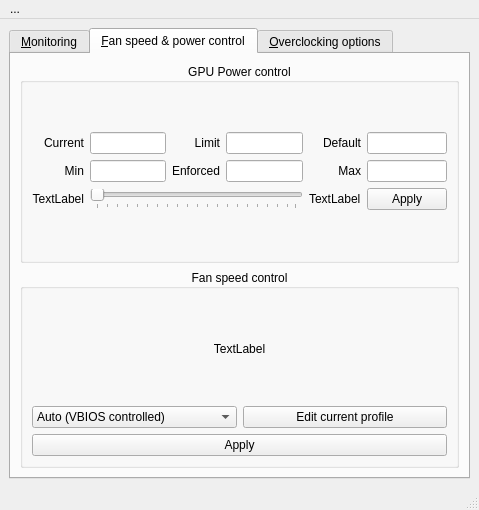
Before: the Qt Designer form ui/mainwindow.ui in AlexandrAlexeev7119/NvCtrl-linux, drawn with Qt 5.
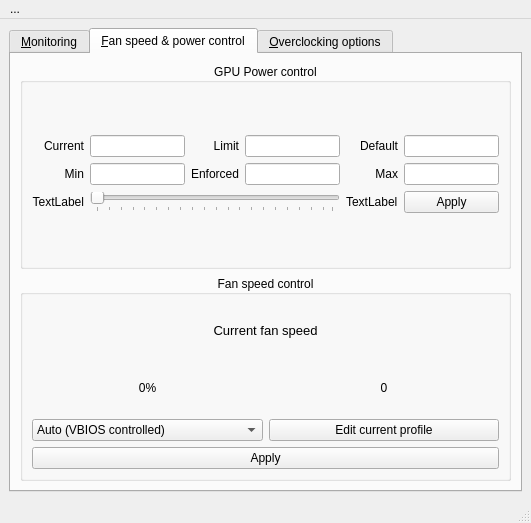
After: the same form once the commit is applied. The open tabs and pages were chosen to show the change.

```diff
--- a/ui/mainwindow.ui
+++ b/ui/mainwindow.ui
@@ -6,8 +6,8 @@
    <rect>
     <x>0</x>
     <y>0</y>
-    <width>479</width>
-    <height>510</height>
+    <width>531</width>
+    <height>523</height>
    </rect>
   </property>
   <property name="windowTitle">
@@ -651,6 +651,11 @@
        <layout class="QGridLayout" name="gridLayout_5">
         <item row="0" column="0">
          <widget class="QGroupBox" name="groupBox_GPU_power_ctl">
+          <property name="font">
+           <font>
+            <bold>false</bold>
+           </font>
+          </property>
           <property name="layoutDirection">
            <enum>Qt::LeftToRight</enum>
           </property>
@@ -935,7 +940,7 @@
           <layout class="QGridLayout" name="gridLayout_9">
            <item row="0" column="0">
             <layout class="QGridLayout" name="gridLayout_8">
-             <item row="1" column="0">
+             <item row="2" column="0">
               <widget class="QComboBox" name="comboBox_fan_profile">
                <property name="sizeAdjustPolicy">
                 <enum>QComboBox::AdjustToContents</enum>
@@ -952,24 +957,52 @@
                </item>
               </widget>
              </item>
-             <item row="1" column="1">
+             <item row="2" column="1">
               <widget class="QPushButton" name="pushButton_edit_curr_fan_profile">
                <property name="text">
                 <string>Edit current profile</string>
                </property>
               </widget>
              </item>
-             <item row="3" column="0" colspan="2">
+             <item row="4" column="0" colspan="2">
               <widget class="QPushButton" name="pushButton_apply_fan_profile_settings">
                <property name="text">
                 <string>Apply</string>
                </property>
               </widget>
              </item>
-             <item row="0" column="0" colspan="2">
+             <item row="1" column="0">
               <widget class="QLabel" name="label_fan_speed_percentage">
                <property name="text">
-                <string>TextLabel</string>
+                <string>0%</string>
+               </property>
+               <property name="alignment">
+                <set>Qt::AlignCenter</set>
+               </property>
+              </widget>
+             </item>
+             <item row="0" column="0" colspan="2">
+              <widget class="QLabel" name="label_current_fan_speed">
+               <property name="font">
+                <font>
+                 <pointsize>10</pointsize>
+                </font>
+               </property>
+               <property name="layoutDirection">
+                <enum>Qt::LeftToRight</enum>
+               </property>
+               <property name="text">
+                <string>Current fan speed</string>
+               </property>
+               <property name="alignment">
+                <set>Qt::AlignCenter</set>
+               </property>
+              </widget>
+             </item>
+             <item row="1" column="1">
+              <widget class="QLabel" name="label_fan_speed_rpm">
+               <property name="text">
+                <string>0</string>
                </property>
                <property name="alignment">
                 <set>Qt::AlignCenter</set>
@@ -997,7 +1030,7 @@
     <rect>
      <x>0</x>
      <y>0</y>
-     <width>479</width>
+     <width>531</width>
      <height>22</height>
     </rect>
    </property>
```
Left out of the diff: 26 changed lines with no effect on the pictures.
